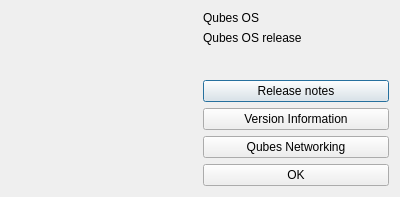
First picture: the form in about.ui, repository QubesOS/qubes-manager, before the edit.
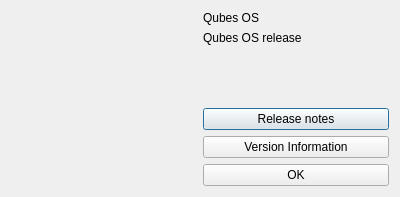
Second picture: the form after the edit. Icons and pictures are not drawn.

Commit message: Move network diagram to System menu in Manager

```diff
--- a/about.ui
+++ b/about.ui
@@ -88,13 +88,6 @@
        </property>
       </widget>
      </item>
-     <item>
-      <widget class="QPushButton" name="networkNotes">
-       <property name="text">
-        <string>Qubes Networking</string>
-       </property>
-      </widget>
-     </item>
      <item>
       <widget class="QPushButton" name="ok">
        <property name="text">
```
The commit also changes 4 other files.
